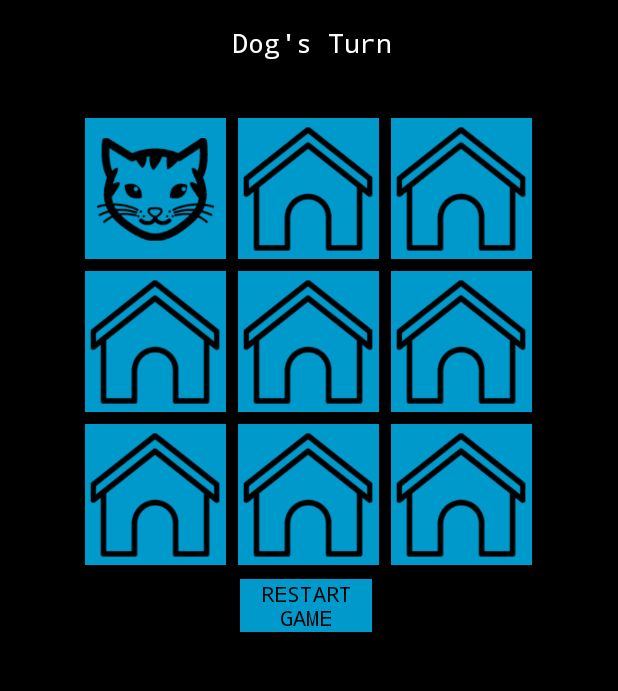
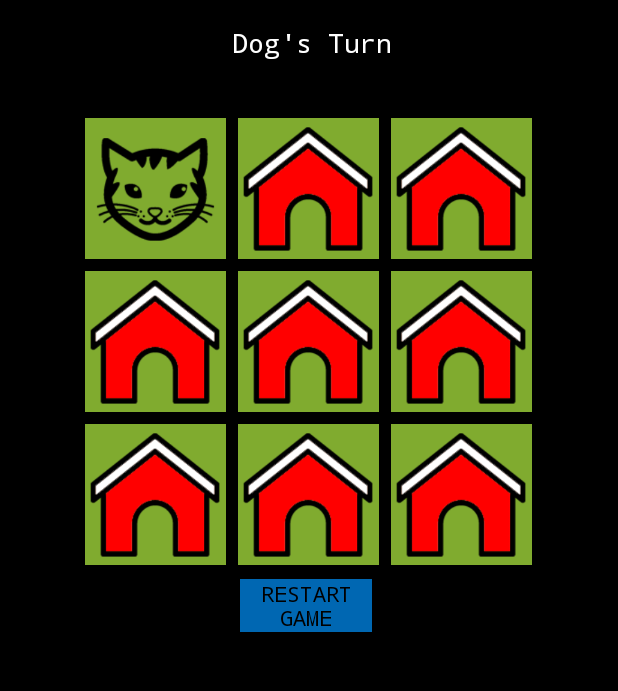
Before and after one commit to sborland/CMPS121-Mobile-Applications, an Android app: the screen it shows after launch (MainActivity), after a tap on an icon or button, on a phone screen of 412 x 824 dp, the part 84-775 px from its top. Run offline under Robolectric (Android 15) with nearby library versions, the phone set to English and light mode, and no system bars.

Commit message:
Win states implemented with color changes and notifications

```diff
--- a/TicTacToe/app/src/main/java/com/mobileapp/sab/tictactoe/MainActivity.java
+++ b/TicTacToe/app/src/main/java/com/mobileapp/sab/tictactoe/MainActivity.java
@@ -1,6 +1,7 @@
 package com.mobileapp.sab.tictactoe;
 
 import android.content.res.Resources;
+import android.graphics.Color;
 import android.graphics.drawable.Drawable;
 import android.os.Bundle;
 import android.support.design.widget.FloatingActionButton;
@@ -137,6 +138,7 @@ public class MainActivity extends AppCompatActivity implements OnClickListener {
         for (ImageButton b : bArray){
             b.setImageResource(R.drawable.house);
             b.setClickable(true);
+            b.setBackgroundColor(Color.rgb(128,171,47));
         }
 
         for(int r = 0; r <boxNum; r++){
@@ -159,11 +161,14 @@ public class MainActivity extends AppCompatActivity implements OnClickListener {
     public void checkForWinner(ImageButton b){
         //set the button location in the matrix to be true
         String bStr = (String)b.getTag();
+
         int row = Character.getNumericValue(bStr.charAt(0));
         int col = Character.getNumericValue(bStr.charAt(1));
         if(player){
+            //cat is 1
             checker[row][col] = 1;
         } else {
+            //dog is 0
             checker[row][col] = 2;
         }
         int checkC = boxNum;
@@ -171,32 +176,56 @@ public class MainActivity extends AppCompatActivity implements OnClickListener {
 
         //sweep through the matrix horizontally to see if there is 3 in the row
         for(int r = 0; r <boxNum; r++) {
-            if (checkC <= 0 || checkD <=0) {
-                winGame(0, r);
-                break;
-            } else {
                 checkC = boxNum;
                 checkD = boxNum;
-            }
             for (int c = 0; c < boxNum; c++) {
                 if (checker[r][c] == 1) { checkC--;}
                 if (checker[r][c] == 2) { checkD--;}
+                if (checkC <= 0 || checkD <=0) {
+                    winGame(0, r);
+                }
             }
         }
         //sweep through the matrix vertically to see if there is 3 in the row
-        for(int c = 0; c <boxNum; c++){
+        for(int c = 0; c <boxNum; c++) {
+            checkC = boxNum;
+            checkD = boxNum;
+            for (int r = 0; r < boxNum; r++) {
+                if (checker[r][c] == 1) { checkC--;}
+                if (checker[r][c] == 2) { checkD--;}
+                if (checkC <= 0 || checkD <= 0) {
+                    winGame(1, c);
+                }
+            }
+        }
+
+        //sweep through the matrix left diagonal to see if there is 3 in the row
+        checkC = boxNum;
+        checkD = boxNum;
+        for(int n = 0; n <boxNum; n++) {
+            if (checker[n][n] == 1) { checkC--;}
+            if (checker[n][n] == 2) { checkD--;}
             if (checkC <= 0 || checkD <=0) {
-                 winGame(1,c);
-                 break;
-             } else {
-                checkC = boxNum;
-                checkD = boxNum;
-             }
-             for (int r = 0; r <boxNum; r++){
-                 if (checker[r][c] == 1) { checkC--;}
-                 if (checker[r][c] == 2) { checkD--;}
-             }
+                winGame(2, n);
+            }
         }
+
+        //sweep through the matrix left diagonal to see if there is 3 in the row
+       // int num = boxNum-1;
+       // if (checker[0][num] == checker[(num/2)][(num/2)] && checker[(num/2)][(num/2)] == checker[num][0] &&!b2.isClickable() ) {
+         //   winGame(3, num);
+        //}
+        /*checkC = boxNum;
+        checkD = boxNum;
+        int num = boxNum-1;
+        for(int c = num; c >0; c--) {
+            if (checker[num-c][c] == 1) { test(bStr);checkC--;}
+            if (checker[num-c][c] == 2) {test(bStr); checkD--;}
+            if (checkC <= 0 || checkD <= 0) {
+
+            }
+        }*/
+
 }
 
     public void winGame (int cases, int rowcol){
@@ -206,20 +235,42 @@ public class MainActivity extends AppCompatActivity implements OnClickListener {
         // 2 = left diagonal win
         // 3 = right diagonal win
 
-        switch (cases){
+        switch (cases) {
             case 0:
                 test("horizontal win");
-                restartGame();
+                int hdex = rowcol;
+                for (int i = 0; i < boxNum; i++) {
+                    bArray[(hdex*boxNum)+i].setBackgroundColor(Color.YELLOW);
+                }
                 break;
             case 1:
                 test("vertical win");
-                restartGame();
+                for (int vdex = rowcol; vdex < boxNum * boxNum; vdex = vdex + boxNum) {
+                    bArray[vdex].setBackgroundColor(Color.YELLOW);
+                }
                 break;
             case 2:
-
+                test("left diagonal win");
+                for (int ldex = 0; ldex < boxNum * boxNum; ldex = ldex + (boxNum + 1)) {
+                    bArray[ldex].setBackgroundColor(Color.YELLOW);
+                }
+                break;
             case 3:
+                test("right diagonal win");
+                for (int rdex = boxNum-1; rdex <= boxNum + boxNum; rdex = rdex + (boxNum - 1)) {
+                    bArray[rdex].setBackgroundColor(Color.YELLOW);
+                }
+                break;
+        }
+        if(player){
+            topText.setText("Cat Wins!");
+        } else {
+            topText.setText("Dog Wins!");
         }
 
+        for (ImageButton b : bArray){
+            b.setClickable(false);
+        }
     }
 
 
--- a/TicTacToe/app/src/main/res/layout/content_main.xml
+++ b/TicTacToe/app/src/main/res/layout/content_main.xml
@@ -49,7 +49,7 @@
                 android:id="@+id/A1"
                 android:layout_row="1"
                 android:src="@drawable/house"
-                android:background="@android:color/holo_blue_dark"
+                android:background="#80AB2F"
                 android:clickable="true"
                 android:padding="2dp"
                 android:paddingLeft="2dp"
@@ -68,7 +68,7 @@
                 android:layout_row="1"
                 android:layout_column="2"
                 android:src="@drawable/house"
-                android:background="@android:color/holo_blue_dark"
+                android:background="#80AB2F"
                 android:padding="2dp"
                 android:paddingLeft="2dp"
                 android:paddingTop="2dp"
@@ -86,7 +86,7 @@
                 android:layout_row="1"
                 android:layout_column="3"
                 android:src="@drawable/house"
-                android:background="@android:color/holo_blue_dark"
+                android:background="#80AB2F"
                 android:padding="2dp"
                 android:paddingLeft="2dp"
                 android:paddingTop="2dp"
@@ -104,7 +104,7 @@
                 android:layout_row="2"
                 android:layout_column="1"
                 android:src="@drawable/house"
-                android:background="@android:color/holo_blue_dark"
+                android:background="#80AB2F"
                 android:padding="2dp"
                 android:paddingLeft="2dp"
                 android:paddingTop="2dp"
@@ -122,7 +122,7 @@
                 android:layout_row="2"
                 android:layout_column="2"
                 android:src="@drawable/house"
-                android:background="@android:color/holo_blue_dark"
+                android:background="#80AB2F"
                 android:padding="2dp"
                 android:paddingLeft="2dp"
                 android:paddingTop="2dp"
@@ -140,7 +140,7 @@
                 android:layout_row="2"
                 android:layout_column="3"
                 android:src="@drawable/house"
-                android:background="@android:color/holo_blue_dark"
+                android:background="#80AB2F"
                 android:padding="2dp"
                 android:paddingLeft="2dp"
                 android:paddingTop="2dp"
@@ -158,7 +158,7 @@
                 android:layout_row="3"
                 android:layout_column="1"
                 android:src="@drawable/house"
-                android:background="@android:color/holo_blue_dark"
+                android:background="#80AB2F"
                 android:padding="2dp"
                 android:paddingLeft="2dp"
                 android:paddingTop="2dp"
@@ -176,7 +176,7 @@
                 android:layout_row="3"
                 android:layout_column="2"
                 android:src="@drawable/house"
-                android:background="@android:color/holo_blue_dark"
+                android:background="#80AB2F"
                 android:padding="2dp"
                 android:paddingLeft="2dp"
                 android:paddingTop="2dp"
@@ -194,7 +194,7 @@
                 android:layout_row="3"
                 android:layout_column="3"
                 android:src="@drawable/house"
-                android:background="@android:color/holo_blue_dark"
+                android:background="#80AB2F"
                 android:padding="2dp"
                 android:paddingLeft="2dp"
                 android:paddingTop="2dp"
@@ -211,7 +211,7 @@
                 android:text="@string/restart"
                 android:id="@+id/restart"
                 android:tag="restart"
-                android:background="@android:color/holo_blue_dark"
+                android:background="#0067b2"
                 android:textColor="@android:color/black"
                 android:maxWidth="64dp"
                 android:nestedScrollingEnabled="false"
--- a/TicTacToe/app/src/main/res/values/colors.xml
+++ b/TicTacToe/app/src/main/res/values/colors.xml
@@ -3,4 +3,5 @@
     <color name="colorPrimary">#3F51B5</color>
     <color name="colorPrimaryDark">#303F9F</color>
     <color name="colorAccent">#FF4081</color>
+    <color name="blocks">#80AB2F</color>
 </resources>
```
Also changed, not shown: TicTacToe/app/src/main/res/drawable/house.png.
